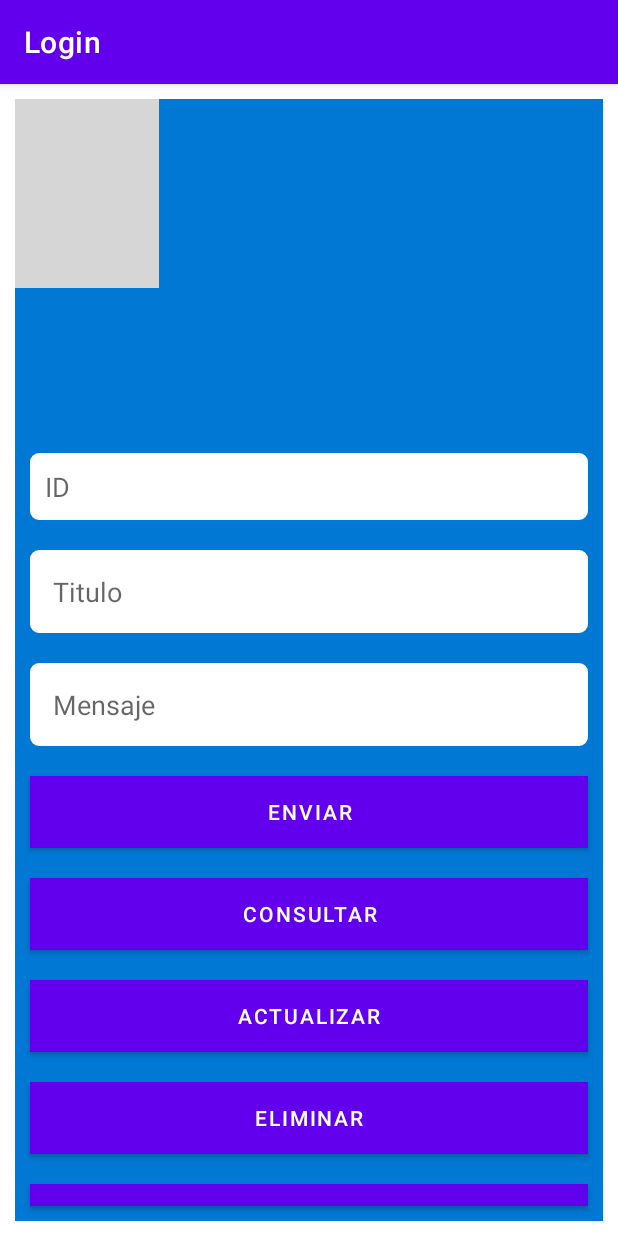
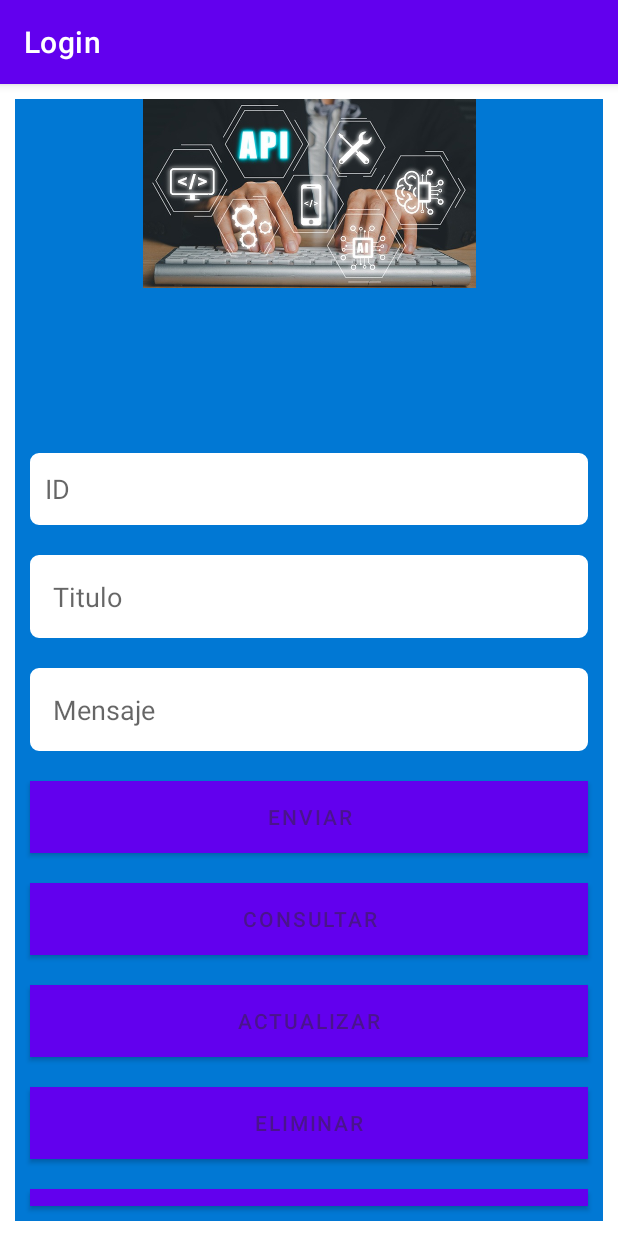
Before and after one commit to jaimediaz96/AndroidLogin, an Android app: the ConsumeAPI screen opened directly, with no data from a screen before it, on a phone screen of 412 x 824 dp. Run offline under Robolectric (Android 15) with nearby library versions, the phone set to English and light mode, and no system bars; our stand-ins replace Volley; grey boxes are pictures that could not be loaded.

Commit message:
add image

```diff
--- a/app/src/main/res/layout/activity_consume_api.xml
+++ b/app/src/main/res/layout/activity_consume_api.xml
@@ -28,6 +28,7 @@
         android:ems="10"
         android:hint="@string/userid"
         android:inputType="text"
+        android:minHeight="48dp"
         android:padding="10dp" />
 
     <EditText
@@ -66,7 +67,7 @@
         android:background="@color/colorAccent"
         android:padding="5dp"
         android:text="@string/send"
-        android:textColor="@color/white" />
+        android:textColor="#4A148C" />
 
     <Button
         android:id="@+id/btnConsultar"
@@ -76,8 +77,8 @@
         android:background="@color/colorAccent"
         android:onClick="consultar"
         android:padding="5dp"
-        android:text="Consultar"
-        android:textColor="@color/white" />
+        android:text="@string/consultar"
+        android:textColor="#4A148C" />
 
     <Button
         android:id="@+id/btnActualizar"
@@ -87,8 +88,8 @@
         android:background="@color/colorAccent"
         android:onClick="actualizar"
         android:padding="5dp"
-        android:text="Actualizar"
-        android:textColor="@color/white" />
+        android:text="@string/actualizar"
+        android:textColor="#4A148C" />
 
     <Button
         android:id="@+id/btnEliminar"
@@ -96,10 +97,11 @@
         android:layout_height="wrap_content"
         android:layout_margin="10dp"
         android:background="@color/colorAccent"
+        android:minHeight="48dp"
         android:onClick="eliminar"
         android:padding="5dp"
-        android:text="Eliminar"
-        android:textColor="@color/white" />
+        android:text="@string/eliminar"
+        android:textColor="#4A148C" />
 
     <Button
         android:id="@+id/btnVolver"
--- a/app/src/main/res/values/strings.xml
+++ b/app/src/main/res/values/strings.xml
@@ -16,5 +16,8 @@
     <string name="body">Mensaje</string>
     <string name="title">Titulo</string>
     <string name="userid">ID</string>
+    <string name="consultar">Consultar</string>
+    <string name="actualizar">Actualizar</string>
+    <string name="eliminar">Eliminar</string>
 
 </resources>
```
Also changed, not shown: app/src/main/res/drawable/api.jpg (added).
